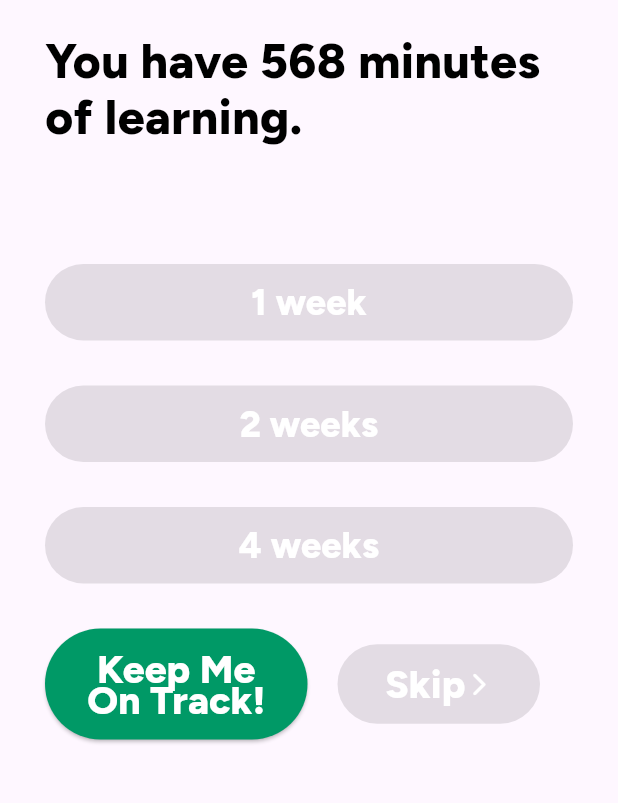
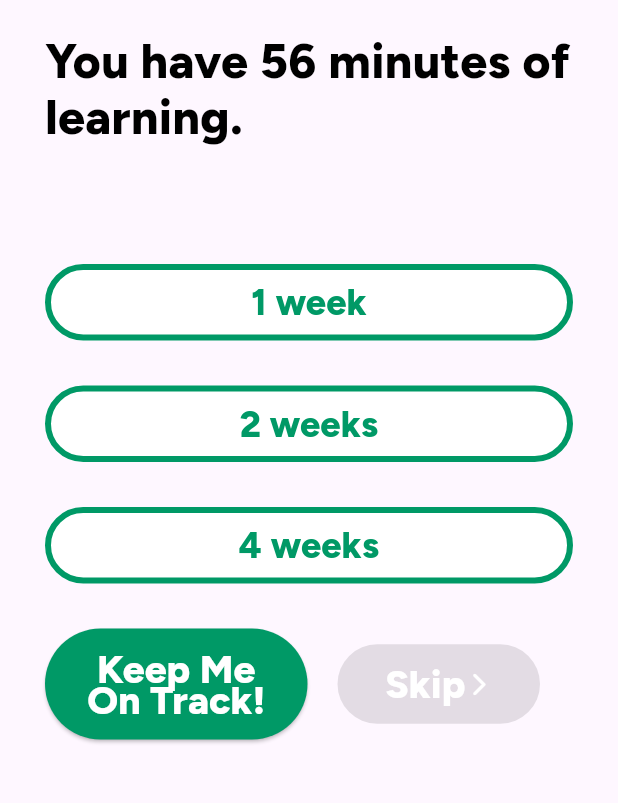
Before and after one commit to mithilp/learndeck, a Flutter app: the screen it shows after launch, after a tap on "Keep Me On Track!", on a phone screen of 412 x 824 dp, the part 138-941 px from its top. Run offline on Flutter 3.47's test engine with Material 3 defaults, Android fonts, the phone set to English and light mode, and no system bars; our stand-ins replace flutter_dotenv, google_fonts, youtube_player_flutter; missing offline and left inert: auth0_flutter, auth0_flutter_platform_interface, mongo_dart.

```diff
--- a/lib/screens/schedule.dart
+++ b/lib/screens/schedule.dart
@@ -1,3 +1,5 @@
+import 'dart:math';
+
 import "package:flutter/material.dart";
 import 'package:google_fonts/google_fonts.dart';
 import 'package:url_launcher/url_launcher.dart';
@@ -10,6 +12,12 @@ import 'package:url_launcher/url_launcher.dart';
     }
 
     class _ScheduleState extends State<Schedule> {
+      int weeks = 0;
+      bool submitState = false;
+      bool stateOne = false;
+      bool stateTwo = false;
+      bool stateFour = false;
+      int minutes = 56;
       @override
       Widget build(BuildContext context) {
         return Scaffold(
@@ -41,7 +49,7 @@ import 'package:url_launcher/url_launcher.dart';
                             ],
                           ),
                           SizedBox(height: 20),
-                          Text('You have 568 minutes of learning.',
+                          Text('You have $minutes minutes of learning.',
                               style: GoogleFonts.figtree(
                                 fontSize: 32,
                                 color: Colors.black,
@@ -52,16 +60,21 @@ import 'package:url_launcher/url_launcher.dart';
                           SizedBox(
                             width:393,
                             child: ElevatedButton(
-                              onPressed: null,
+                              onPressed: (){
+                                weeks = 1;
+                                submitState = true;
+                              },
                               style: ElevatedButton.styleFrom(
-                                backgroundColor: (const Color(0xff009966)),
+                                backgroundColor: (const Color(0xffffffff)),
+                                elevation: 0.0,
+                                side: BorderSide(color: Color(0xff009966), width: 4.0),
                                 padding:
                                 const EdgeInsets.symmetric(horizontal: 24, vertical: 16),
                               ),
                               child: Text("1 week",
                                   style: GoogleFonts.figtree(
                                     fontSize: 24,
-                                    color: Colors.white,
+                                    color: Color(0xff009966),
                                     height: 0.8,
                                     fontWeight: FontWeight.w800,
                                   )),
@@ -71,16 +84,21 @@ import 'package:url_launcher/url_launcher.dart';
                           SizedBox(
                             width:393,
                             child: ElevatedButton(
-                              onPressed: null,
+                              onPressed: (){
+                                weeks = 2;
+                                submitState = true;
+                              },
                               style: ElevatedButton.styleFrom(
-                                backgroundColor: (const Color(0xff009966)),
+                                backgroundColor: (const Color(0xffffffff)),
+                                elevation: 0.0,
+                                side: BorderSide(color: Color(0xff009966), width: 4.0),
                                 padding:
                                 const EdgeInsets.symmetric(horizontal: 24, vertical: 16),
                               ),
                               child: Text("2 weeks",
                                   style: GoogleFonts.figtree(
                                     fontSize: 24,
-                                    color: Colors.white,
+                                    color: Color(0xff009966),
                                     height: 0.8,
                                     fontWeight: FontWeight.w800,
                                   )),
@@ -90,16 +108,21 @@ import 'package:url_launcher/url_launcher.dart';
                           SizedBox(
                             width:393,
                             child: ElevatedButton(
-                              onPressed: null,
+                              onPressed: (){
+                                weeks = 4;
+                                submitState = true;
+                              },
                               style: ElevatedButton.styleFrom(
-                                backgroundColor: (const Color(0xff009966)),
+                                backgroundColor: (const Color(0xffffffff)),
+                                elevation: 0.0,
+                                side: BorderSide(color: Color(0xff009966), width: 4.0),
                                 padding:
                                 const EdgeInsets.symmetric(horizontal: 24, vertical: 16),
                               ),
                               child: Text("4 weeks",
                                   style: GoogleFonts.figtree(
                                     fontSize: 24,
-                                    color: Colors.white,
+                                    color: Color(0xff009966),
                                     height: 0.8,
                                     fontWeight: FontWeight.w800,
                                   )),
@@ -114,23 +137,45 @@ import 'package:url_launcher/url_launcher.dart';
                                   padding: EdgeInsets.only(right: 10.0),
                                   child: ElevatedButton(
                                     onPressed: () async {
+                                      if (submitState){
                                       print('test');
-                                      String eventName = 'Recurring Event';
-                                      String eventDescription = 'Description of recurring event';
-                                      DateTime eventStartDate = DateTime.now().add(Duration(days: 1));
-                                      DateTime eventEndDate = eventStartDate.add(Duration(hours: 2));
+                                      int i = 1;
+                                      double per = minutes.toDouble();
+                                      while (i<=5 && per >15){
+                                        per = minutes/(i*weeks);
+                                        i++;
+                                      }
+                                      double higher = ((minutes/((i+1)*weeks))-15).abs();
+                                      double lower = ((minutes/(i*weeks))-15).abs();
+                                      if (min(lower, higher) == lower) {
+                                        i = i;
+                                      }
+                                      else {
+                                        i++;
+                                      }
+                                      int timesaWeek = i;
+                                      double minutesEach = minutes/(i*weeks);
+                                      int calMinutes = minutesEach.ceil();
+                                      print (timesaWeek);
+                                      print(minutesEach);
+                                      String eventName = 'The History of China ($calMinutes minutes)';
+                                      String eventDescription = 'Open the Learndeck App and start learning!';
+                                      DateTime eventStartDate = DateTime.now();
+                                      DateTime eventEndDate = eventStartDate.add(Duration(minutes: (minutesEach.toInt())));
                                       String formattedStartDate = eventStartDate.toUtc().toIso8601String();
                                       String formattedEndDate = eventEndDate.toUtc().toIso8601String();
-                                      String recurrenceRule = 'RRULE:FREQ=WEEKLY;BYDAY=MO,WE';
+                                      String recurrenceRule = 'recur=RRULE:FREQ=WEEKLY;BYDAY=MO,WE,FR;INTERVAL=1';
                                       String googleCalendarUrl =
                                           'https://www.google.com/calendar/render?action=TEMPLATE&text=$eventName&dates=$formattedStartDate/$formattedEndDate&details=$eventDescription&$recurrenceRule';
                                       print(Uri.parse(googleCalendarUrl));
-                                      if (!await launchUrl(Uri.parse(googleCalendarUrl))) {
+                                      if (!await launchUrl(Uri.parse(googleCalendarUrl, ), mode: LaunchMode.externalApplication)) {
                                       throw Exception('Could not launch url');
                                       }
-
-
-                                    },
+                                    }
+                                      else {
+                                        null;
+                                      }
+      },
                                     style: ElevatedButton.styleFrom(
                                       backgroundColor: (const Color(0xff009966)),
                                       padding:
```
